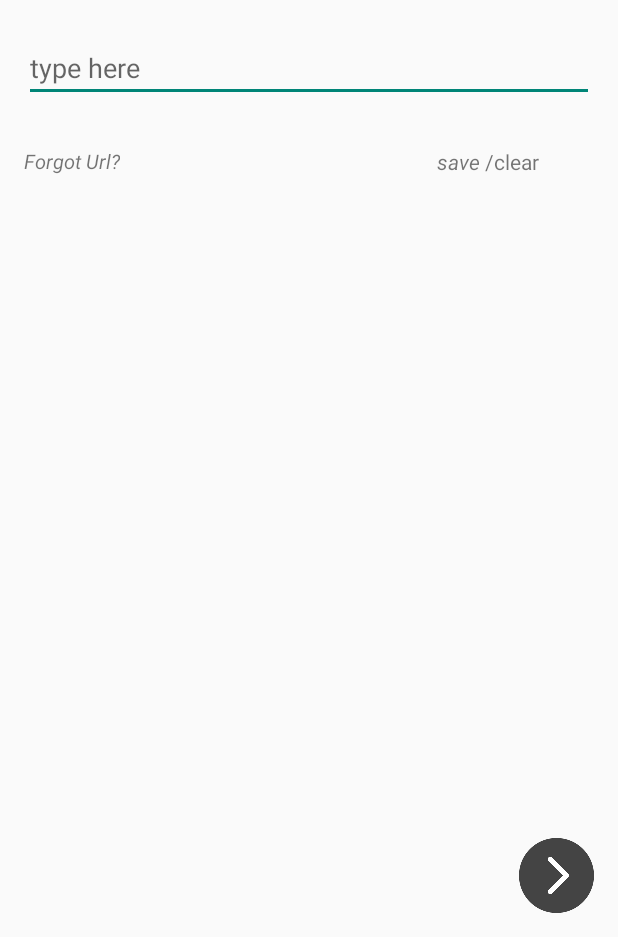
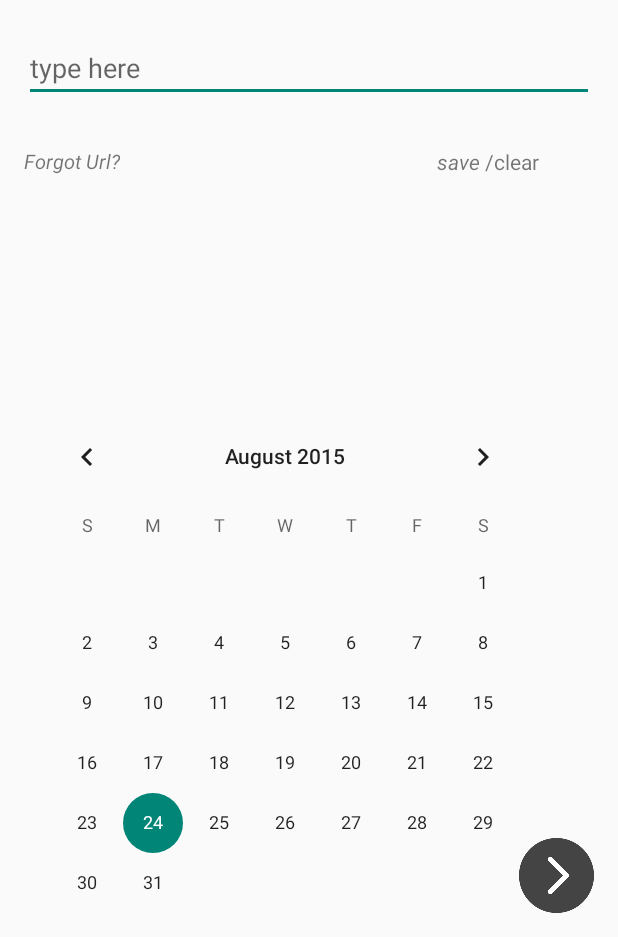
Before and after one commit to chung1007/FireBase-App, an Android app: the screen it shows after launch (MainActivity), on a phone screen of 412 x 824 dp, the part 299-1236 px from its top. Run offline under Robolectric (Android 15) with nearby library versions, the phone set to English and light mode, and no system bars; libraries missing offline, so code that uses them is left out: com.firebase.client; 1 statement that could not run was skipped.

```diff
--- a/app/src/main/res/layout/activity_main.xml
+++ b/app/src/main/res/layout/activity_main.xml
@@ -82,6 +82,12 @@
         android:layout_toRightOf="@+id/save"
         android:layout_toEndOf="@+id/save" />
 
+    <CalendarView
+        android:layout_width="wrap_content"
+        android:layout_height="wrap_content"
+        android:id="@+id/calendarView"
+        android:layout_alignParentBottom="true"
+        android:layout_alignParentLeft="true" />
 
 
 </RelativeLayout>
```
